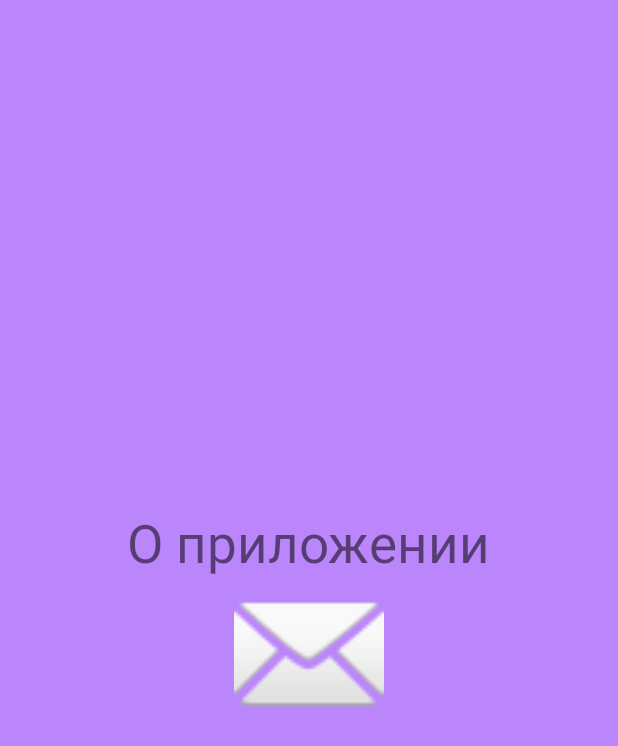
After one commit to Vladimir-Yurevich2021/MyApplication2, an Android app: the layout drawer_layout.xml on its own in the app's theme, with its tools: preview values and no code run, on a phone screen of 412 x 824 dp. The commit adds this screen. Shown: the top 746 px of the screen. Run offline under Robolectric (Android 15) with nearby library versions, the phone set to English and light mode, and no system bars.

Commit message:
Добавили файл макета drawer_layout.xml для отрисовки бокового меню

```diff
--- /dev/null
+++ b/app/src/main/res/layout/drawer_layout.xml
@@ -0,0 +1,22 @@
+<?xml version="1.0" encoding="utf-8"?>
+<LinearLayout
+        xmlns:android="http://schemas.android.com/apk/res/android"
+        android:layout_width="match_parent"
+        android:layout_height="match_parent"
+        android:background="@color/purple_200"
+        android:gravity="center"
+        android:orientation="vertical"
+>
+    <TextView
+            android:layout_width="wrap_content"
+            android:layout_height="wrap_content"
+            android:text="@string/txt_drawer"
+            android:textSize="35sp"
+    />
+    <ImageView
+            android:layout_width="100dp"
+            android:layout_height="100dp"
+            android:contentDescription="@string/txt_drawer"
+            android:src="@android:drawable/ic_dialog_email"
+    />
+</LinearLayout>
--- a/app/src/main/res/values/strings.xml
+++ b/app/src/main/res/values/strings.xml
@@ -6,4 +6,5 @@
     <string name="some_text">some_text</string>
     <string name="about">About</string>
     <string name="exit">Exit</string>
+    <string name="txt_drawer">О приложении</string>
 </resources>
```
